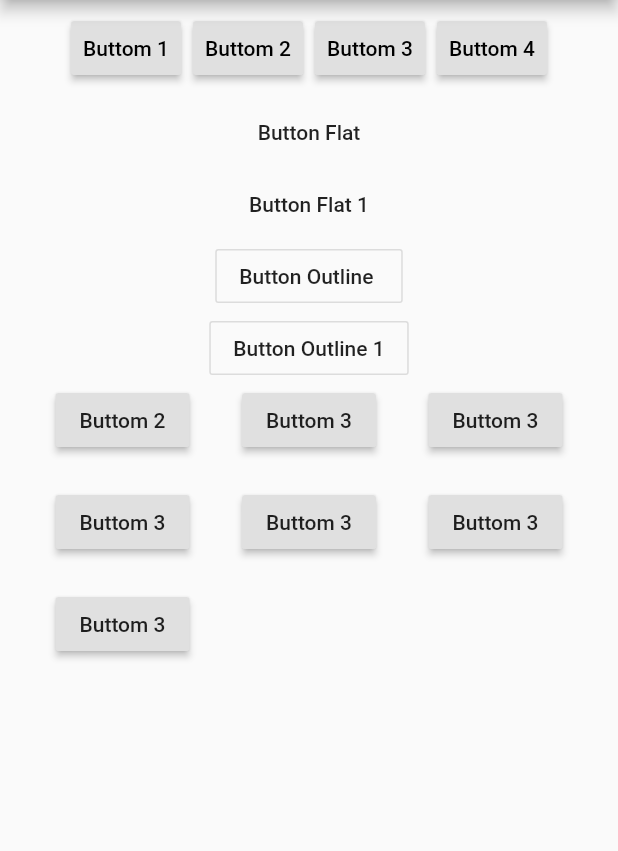
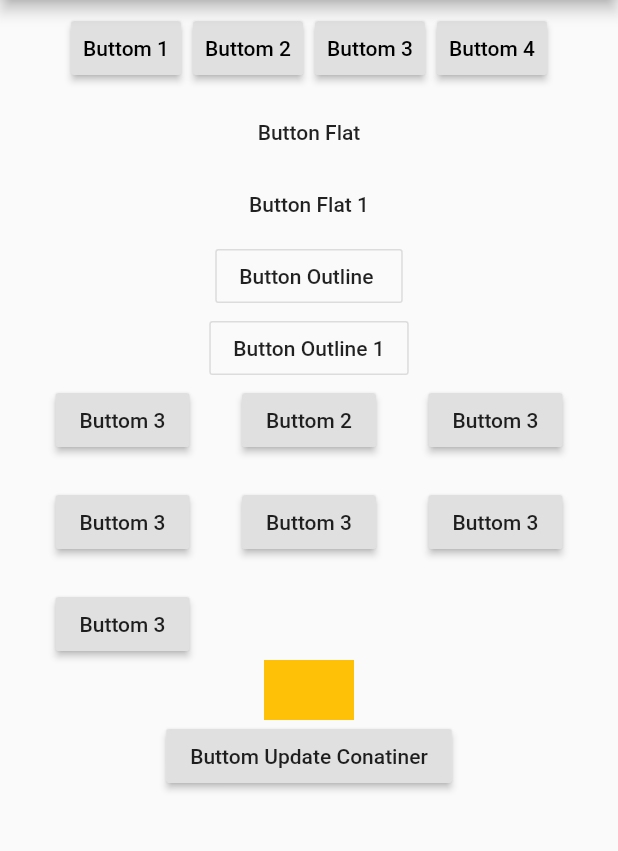
Before and after one commit to allefsousa/Flutter-Widgets, a Flutter app: the screen it shows after launch, on a phone screen of 412 x 824 dp, the part 84-935 px from its top. Run offline on Flutter 3.47's test engine with Material 2 defaults, Android fonts, the phone set to English and light mode, and no system bars.

```diff
--- a/lib/main.dart
+++ b/lib/main.dart
@@ -27,6 +27,8 @@ class MyHomePage extends StatefulWidget {
 }
 
 class _MyHomePageState extends State<MyHomePage> {
+  var tamanho = 40.0;
+
   @override
   Widget build(BuildContext context) {
     return Scaffold(
@@ -36,36 +38,49 @@ class _MyHomePageState extends State<MyHomePage> {
       body: Column(
         children: <Widget>[
           buttonsList(),
-                FlatButton(onPressed: (){}, child: Text("Button Flat")),
-                FlatButton(onPressed: (){}, child: Text("Button Flat 1")),
-                OutlineButton(onPressed: (){}, child: Text("Button Outline ")),
-                OutlineButton(onPressed: (){}, child: Text("Button Outline 1")),
-
+          FlatButton(onPressed: () {}, child: Text("Button Flat")),
+          FlatButton(onPressed: () {}, child: Text("Button Flat 1")),
+          OutlineButton(onPressed: () {}, child: Text("Button Outline ")),
+          OutlineButton(onPressed: () {}, child: Text("Button Outline 1")),
           Wrap(
             direction: Axis.horizontal,
             spacing: 35.0,
             runSpacing: 20.0,
             children: <Widget>[
+              RaisedButton(onPressed: () {}, child: Text("Buttom 3")),
               RaisedButton(onPressed: () {}, child: Text("Buttom 2")),
               RaisedButton(onPressed: () {}, child: Text("Buttom 3")),
               RaisedButton(onPressed: () {}, child: Text("Buttom 3")),
               RaisedButton(onPressed: () {}, child: Text("Buttom 3")),
               RaisedButton(onPressed: () {}, child: Text("Buttom 3")),
               RaisedButton(onPressed: () {}, child: Text("Buttom 3")),
-                    RaisedButton(onPressed: () {}, child: Text("Buttom 3")),
             ],
-                )
+          ),
+          AnimatedContainer(
+            duration: Duration(seconds: 5),
+            width: 60.0,
+            height: tamanho,
+            color: Colors.amber,
+          ),
+          RaisedButton(onPressed: () {
+            setState(() {
+              tamanho = 100.0;
+            });
+          }, child: Text("Buttom Update Conatiner")),
         ],
       ),
     );
   }
 }
 
-  Widget buttonsList(){
+Widget buttonsList() {
   return ButtonBar(
-      alignment: MainAxisAlignment.center ,
+    alignment: MainAxisAlignment.center,
     children: <Widget>[
-        RaisedButton(onPressed: () {}, child: Text("Buttom 1"),),
+      RaisedButton(
+        onPressed: () {},
+        child: Text("Buttom 1"),
+      ),
       RaisedButton(onPressed: () {}, child: Text("Buttom 2")),
       RaisedButton(onPressed: () {}, child: Text("Buttom 3")),
       RaisedButton(onPressed: () {}, child: Text("Buttom 4")),
```
Lines whose indentation alone changed are shown as unchanged.
